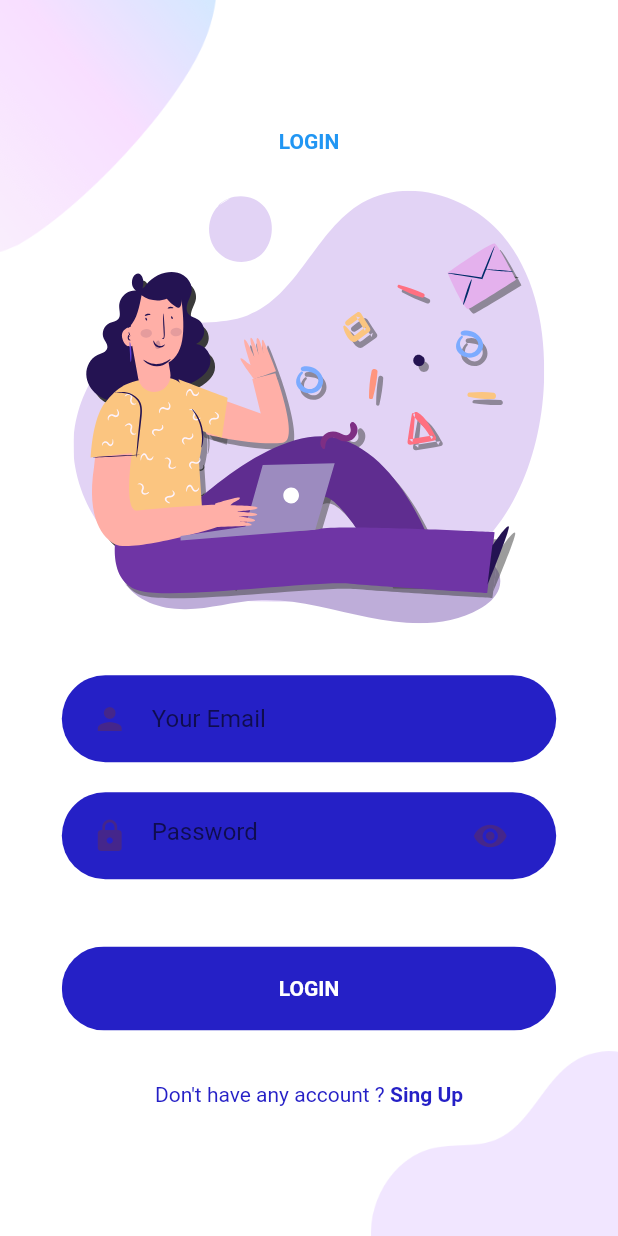
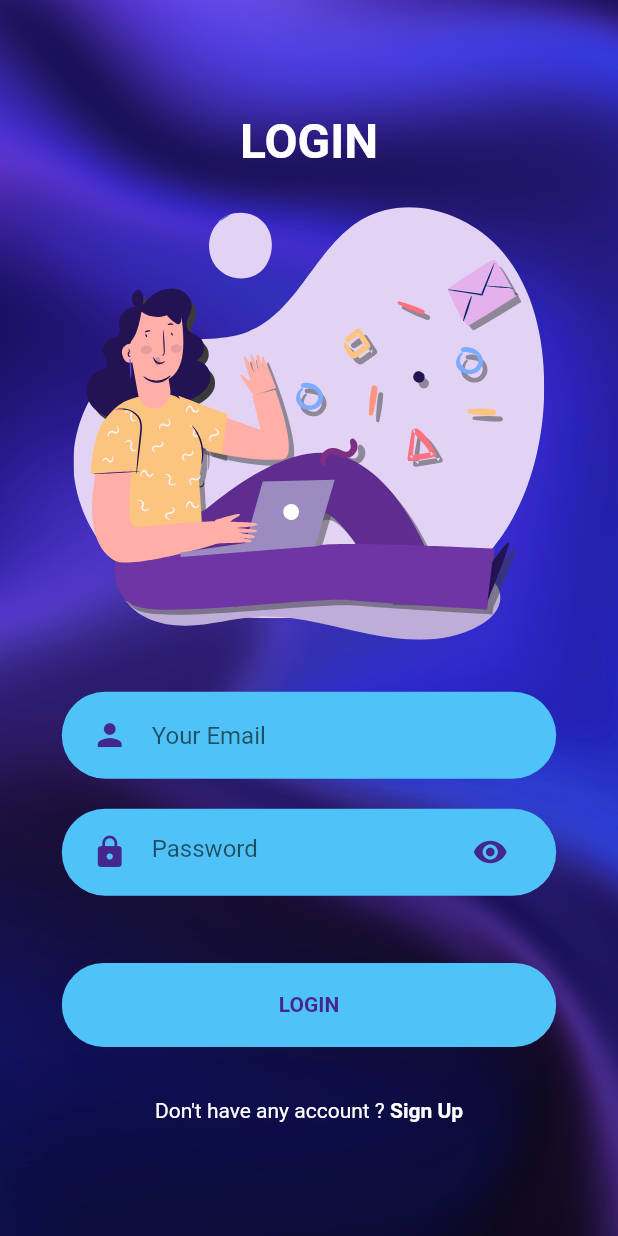
Before and after one commit to alindan-contact/TimeTable_App, a Flutter app: the screen it shows after launch, after a tap on "LOG IN", on a phone screen of 412 x 824 dp. Run offline on Flutter 3.47's test engine with Material 2 defaults, Android fonts, the phone set to English and light mode, and no system bars; our stand-ins replace flutter_svg.

Commit message:
aprroape gata UI de welcome login si signup

```diff
--- a/timetable/lib/Screens/Login/components/background.dart
+++ b/timetable/lib/Screens/Login/components/background.dart
@@ -2,11 +2,7 @@ import 'package:flutter/material.dart';
 
 class Background extends StatelessWidget {
   final Widget child;
-  const Background({
-    Key? key,
-    required this.child
-  }) : super(key: key);
-
+  const Background({Key? key, required this.child}) : super(key: key);
 
   @override
   Widget build(BuildContext context) {
@@ -17,17 +13,13 @@ class Background extends StatelessWidget {
       child: Stack(
         alignment: Alignment.center,
         children: <Widget>[
-          Positioned(
-            top: 0,
-            left: 0,
-            child: Image.asset("assets/images/main_top.png"),
-            width: size.width * 0.35,
-          ),
-          Positioned(
-            bottom: 0,
-            right: 0,
-            child: Image.asset("assets/images/login_bottom.png"),
-            width: size.width * 0.4,
+          new Container(
+            decoration: new BoxDecoration(
+              image: new DecorationImage(
+                image: new AssetImage("assets/images/background.png"),
+                fit: BoxFit.cover,
+              ),
+            ),
           ),
           child,
         ],
--- a/timetable/lib/Screens/Login/components/body.dart
+++ b/timetable/lib/Screens/Login/components/body.dart
@@ -2,11 +2,10 @@ import 'package:flutter/material.dart';
 import 'package:timetable/Screens/Login/components/background.dart';
 import 'package:flutter_svg/flutter_svg.dart';
 import 'package:timetable/components/rounded_button.dart';
-import 'package:timetable/constants.dart';
-import 'package:timetable/components/text_field_container.dart';
 import '../../../components/already_have_an_account_check.dart';
 import '../../../components/rounded_input_file.dart';
 import '../../../components/rounded_password_field.dart';
+import 'package:timetable/Screens/Signup/signup_screen.dart';
 
 class Body extends StatelessWidget {
   const Body({
@@ -20,9 +19,10 @@ class Body extends StatelessWidget {
       child: Column(
         mainAxisAlignment: MainAxisAlignment.center,
         children: <Widget>[
-          Text(
+          const Text(
             "LOGIN",
-            style: TextStyle(color: Colors.blue, fontWeight: FontWeight.bold),
+            style: TextStyle(
+                color: Colors.white, fontWeight: FontWeight.bold, fontSize: 32),
           ),
           SizedBox(height: size.height * 0.03),
           SvgPicture.asset(
@@ -40,7 +40,18 @@ class Body extends StatelessWidget {
           SizedBox(height: size.height * 0.03),
           RoundedButton(text: "LOGIN", press: () {}),
           SizedBox(height: size.height * 0.03),
-          AlreadyHaveAnAccountCheck(press: () {}),
+          AlreadyHaveAnAccountCheck(
+            press: () {
+              Navigator.push(
+                context,
+                MaterialPageRoute(
+                  builder: (context) {
+                    return SignUpScreen();
+                  },
+                ),
+              );
+            },
+          ),
         ],
       ),
     );
--- a/timetable/lib/Screens/Welcome/components/body.dart
+++ b/timetable/lib/Screens/Welcome/components/body.dart
@@ -3,7 +3,6 @@ import 'package:timetable/Screens/Login/login_screen.dart';
 import 'package:timetable/Screens/Welcome/components/background.dart';
 import 'package:flutter_svg/flutter_svg.dart';
 import 'package:timetable/components/rounded_button.dart';
-import 'package:timetable/constants.dart';
 
 class Body extends StatelessWidget {
   @override
@@ -50,11 +49,19 @@ class Body extends StatelessWidget {
               height: size.height * 0.02,
             ),
             const Text(
-              "New to ActiveLife? Sign up",
+              "New to ActiveLife?",
               style: TextStyle(
                 color: Colors.white,
                 fontSize: 14,
-              )
+              ),
+            ),
+            const Text(
+              "Sign up",
+              style: TextStyle(
+                fontWeight: FontWeight.bold,
+                color: Colors.white,
+                fontSize: 11,
+              ),
             ),
           ],
         ),
--- a/timetable/lib/components/already_have_an_account_check.dart
+++ b/timetable/lib/components/already_have_an_account_check.dart
@@ -17,14 +17,18 @@ class AlreadyHaveAnAccountCheck extends StatelessWidget {
       children: <Widget>[
         Text(
           login ? "Don't have any account ? " : "Already have an Account?",
-          style: TextStyle(color: kPrimaryColor),
+          style: TextStyle(
+              color: Colors.white
+          ),
         ),
         GestureDetector(
           onTap: press,
           child: Text(
-            login ? "Sing Up" : "Sign In",
+            login ? "Sign Up" : "Sign In",
             style: TextStyle(
-                color: kPrimaryColor, fontWeight: FontWeight.bold),
+                color: Colors.white,
+                fontWeight: FontWeight.bold
+            ),
           ),
         ),
       ],
--- a/timetable/lib/components/rounded_button.dart
+++ b/timetable/lib/components/rounded_button.dart
@@ -10,8 +10,8 @@ class RoundedButton extends StatelessWidget {
     Key? key,
     required this.text,
     required this.press,
-    this.color = kPrimaryColor,
-    this.textColor = Colors.white,
+    this.color = kButtonLogin,
+    this.textColor = kPrimaryLightColor,
   }) : super(key: key);
 
   @override
@@ -24,7 +24,7 @@ class RoundedButton extends StatelessWidget {
         borderRadius: BorderRadius.circular(29),
         child: TextButton(
           style: TextButton.styleFrom(
-            backgroundColor: color,
+            backgroundColor: Colors.lightBlue.shade300,
             padding: EdgeInsets.symmetric(vertical: 20, horizontal: 40),
           ),
           onPressed: press,
--- a/timetable/lib/components/text_field_container.dart
+++ b/timetable/lib/components/text_field_container.dart
@@ -16,7 +16,7 @@ class TextFieldContainer extends StatelessWidget {
       padding: EdgeInsets.symmetric(horizontal: 20, vertical: 5),
       width: size.width * 0.8,
       decoration: BoxDecoration(
-        color: kPrimaryColor,
+        color: Colors.lightBlue.shade300,
         borderRadius: BorderRadius.circular(29),
       ),
       child: child,
--- a/timetable/lib/constants.dart
+++ b/timetable/lib/constants.dart
@@ -3,3 +3,4 @@ import 'dart:ui';
 
 const kPrimaryColor = Color(0xFF2520c6);
 const kPrimaryLightColor = Color(0xFF45268b);
+const kButtonLogin = Colors.lightBlue;
```
Also changed, not shown: timetable/lib/Screens/Signup/components/background.dart (added, +39 -0 lines), timetable/lib/Screens/Signup/components/body.dart (added, +66 -0 lines), timetable/lib/Screens/Signup/components/ordevider.dart (added, +40 -0 lines), timetable/lib/Screens/Signup/components/social_icon.dart (added, +36 -0 lines), timetable/lib/Screens/Signup/signup_screen.dart (added, +11 -0 lines).
